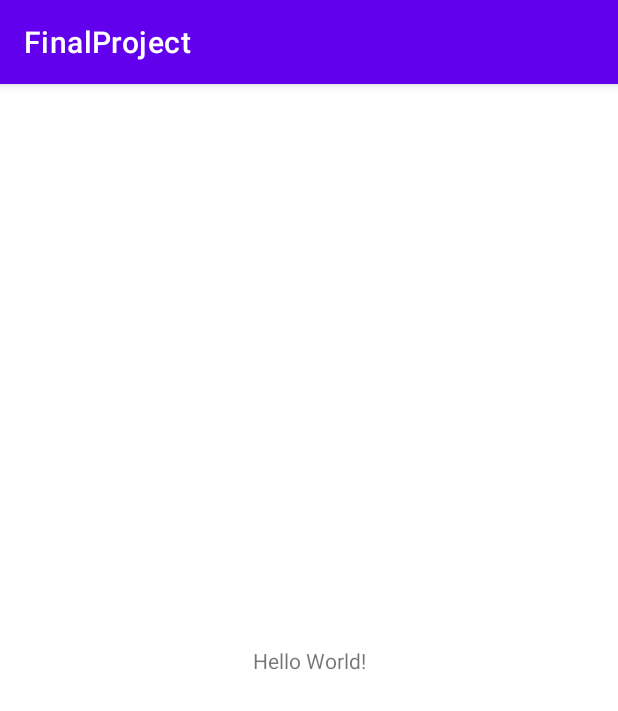
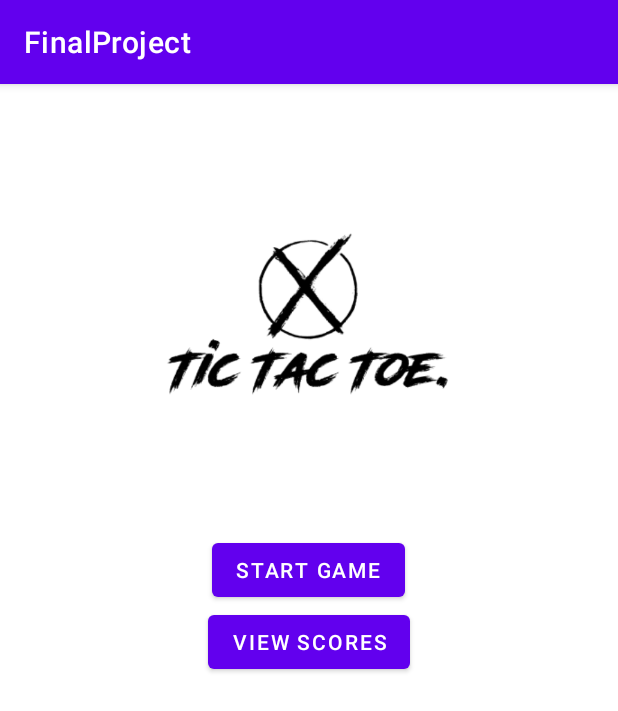
Before and after one commit to jhermo1229/TicTacToe_FinalProject, an Android app: the screen it shows after launch (MainActivity), on a phone screen of 412 x 824 dp. Shown: the top 711 px of the screen. Run offline under Robolectric (Android 15) with nearby library versions, the phone set to English and light mode, and no system bars.

Commit message:
Added home page

```diff
--- a/app/src/main/res/layout/activity_main.xml
+++ b/app/src/main/res/layout/activity_main.xml
@@ -1,18 +1,34 @@
 <?xml version="1.0" encoding="utf-8"?>
-<androidx.constraintlayout.widget.ConstraintLayout xmlns:android="http://schemas.android.com/apk/res/android"
+<LinearLayout xmlns:android="http://schemas.android.com/apk/res/android"
     xmlns:app="http://schemas.android.com/apk/res-auto"
     xmlns:tools="http://schemas.android.com/tools"
     android:layout_width="match_parent"
     android:layout_height="match_parent"
     tools:context=".MainActivity">
+    <LinearLayout
+        android:layout_width="match_parent"
+        android:layout_height="match_parent"
+        android:orientation="vertical">
 
-    <TextView
+        <ImageView
+            android:layout_width="300dp"
+            android:layout_height="300dp"
+            android:src="@drawable/logo"
+            android:layout_gravity="center"/>
+    <Button
         android:layout_width="wrap_content"
         android:layout_height="wrap_content"
-        android:text="Hello World!"
-        app:layout_constraintBottom_toBottomOf="parent"
-        app:layout_constraintLeft_toLeftOf="parent"
-        app:layout_constraintRight_toRightOf="parent"
-        app:layout_constraintTop_toTopOf="parent" />
+        android:layout_gravity="center"
+        android:text="Start Game"
+        android:id="@+id/startBtn"/>
 
-</androidx.constraintlayout.widget.ConstraintLayout>
+        <Button
+            android:layout_width="wrap_content"
+            android:layout_height="wrap_content"
+            android:layout_gravity="center"
+            android:text="View Scores"
+            android:id="@+id/scoreBtn"/>
+
+    </LinearLayout>
+
+</LinearLayout>
```
Also changed, not shown: app/src/main/res/drawable/logo.png (added).
